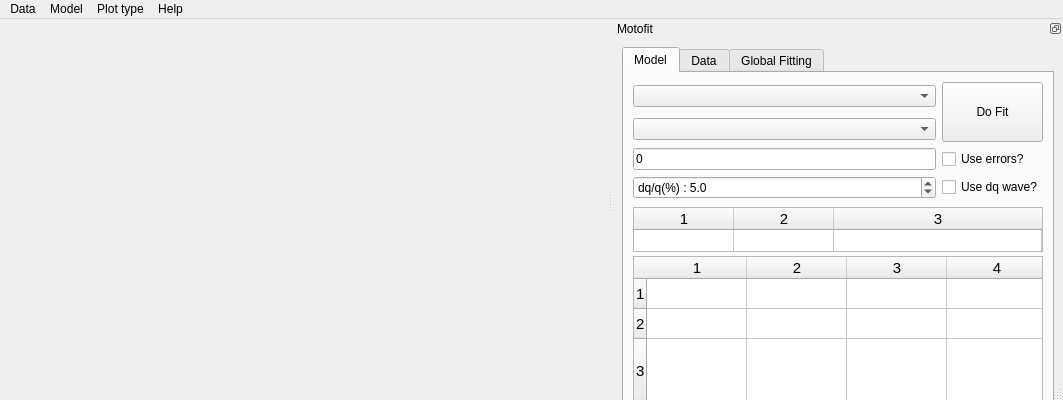
Qt form qt/Motofit.ui (refnx/refnx) before a commit.
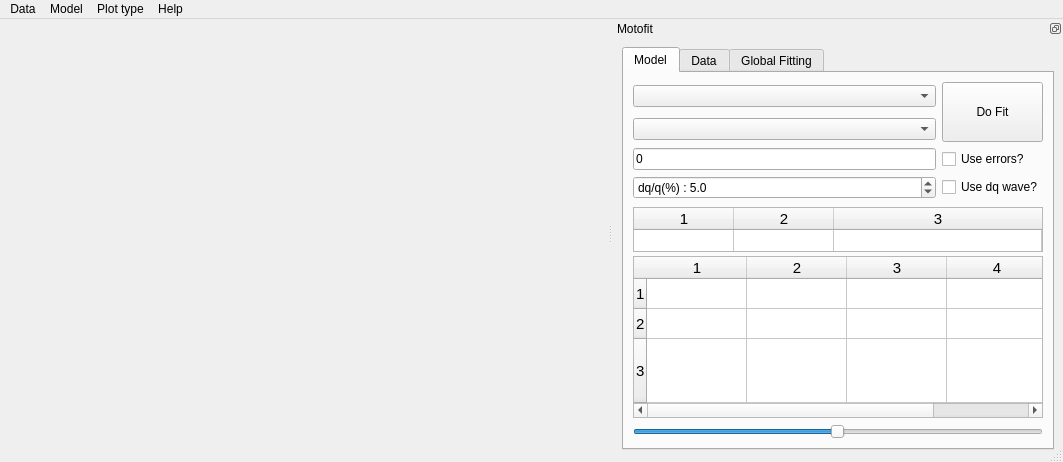
The same form after that commit.

```diff
--- a/qt/Motofit.ui
+++ b/qt/Motofit.ui
@@ -7,7 +7,7 @@
     <x>0</x>
     <y>0</y>
     <width>1063</width>
-    <height>400</height>
+    <height>462</height>
    </rect>
   </property>
   <property name="sizePolicy">
@@ -19,7 +19,7 @@
   <property name="minimumSize">
    <size>
     <width>1063</width>
-    <height>400</height>
+    <height>462</height>
    </size>
   </property>
   <property name="windowTitle">
```
Left out of the diff: 3 changed lines with no effect on the pictures.
